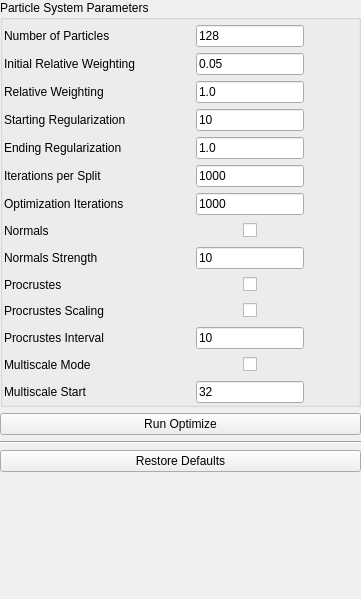
Before: the Qt Designer form Studio/src/Application/Optimize/OptimizeTool.ui in SCIInstitute/ShapeWorks, drawn with Qt 5.
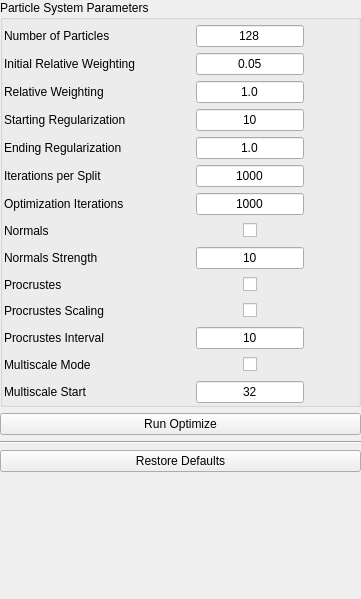
After: the same form once the commit is applied.

Commit message: Set alignment to H center

```diff
--- a/Studio/src/Application/Optimize/OptimizeTool.ui
+++ b/Studio/src/Application/Optimize/OptimizeTool.ui
@@ -392,6 +392,9 @@
         <property name="text">
          <string>128</string>
         </property>
+        <property name="alignment">
+         <set>Qt::AlignCenter</set>
+        </property>
        </widget>
       </item>
       <item row="1" column="2">
@@ -399,6 +402,9 @@
         <property name="text">
          <string>0.05</string>
         </property>
+        <property name="alignment">
+         <set>Qt::AlignCenter</set>
+        </property>
        </widget>
       </item>
       <item row="2" column="2">
@@ -406,6 +412,9 @@
         <property name="text">
          <string>1.0</string>
         </property>
+        <property name="alignment">
+         <set>Qt::AlignCenter</set>
+        </property>
        </widget>
       </item>
       <item row="3" column="2">
@@ -413,6 +422,9 @@
         <property name="text">
          <string>10</string>
         </property>
+        <property name="alignment">
+         <set>Qt::AlignCenter</set>
+        </property>
        </widget>
       </item>
       <item row="4" column="2">
@@ -420,6 +432,9 @@
         <property name="text">
          <string>1.0</string>
         </property>
+        <property name="alignment">
+         <set>Qt::AlignCenter</set>
+        </property>
        </widget>
       </item>
       <item row="5" column="2">
@@ -427,6 +442,9 @@
         <property name="text">
          <string>1000</string>
         </property>
+        <property name="alignment">
+         <set>Qt::AlignCenter</set>
+        </property>
        </widget>
       </item>
       <item row="6" column="2">
@@ -434,6 +452,9 @@
         <property name="text">
          <string>1000</string>
         </property>
+        <property name="alignment">
+         <set>Qt::AlignCenter</set>
+        </property>
        </widget>
       </item>
       <item row="8" column="2">
@@ -441,6 +462,9 @@
         <property name="text">
          <string>10</string>
         </property>
+        <property name="alignment">
+         <set>Qt::AlignCenter</set>
+        </property>
        </widget>
       </item>
       <item row="13" column="2">
@@ -448,6 +472,9 @@
         <property name="text">
          <string>32</string>
         </property>
+        <property name="alignment">
+         <set>Qt::AlignCenter</set>
+        </property>
        </widget>
       </item>
       <item row="11" column="2">
@@ -455,6 +482,9 @@
         <property name="text">
          <string>10</string>
         </property>
+        <property name="alignment">
+         <set>Qt::AlignCenter</set>
+        </property>
        </widget>
       </item>
      </layout>
```
